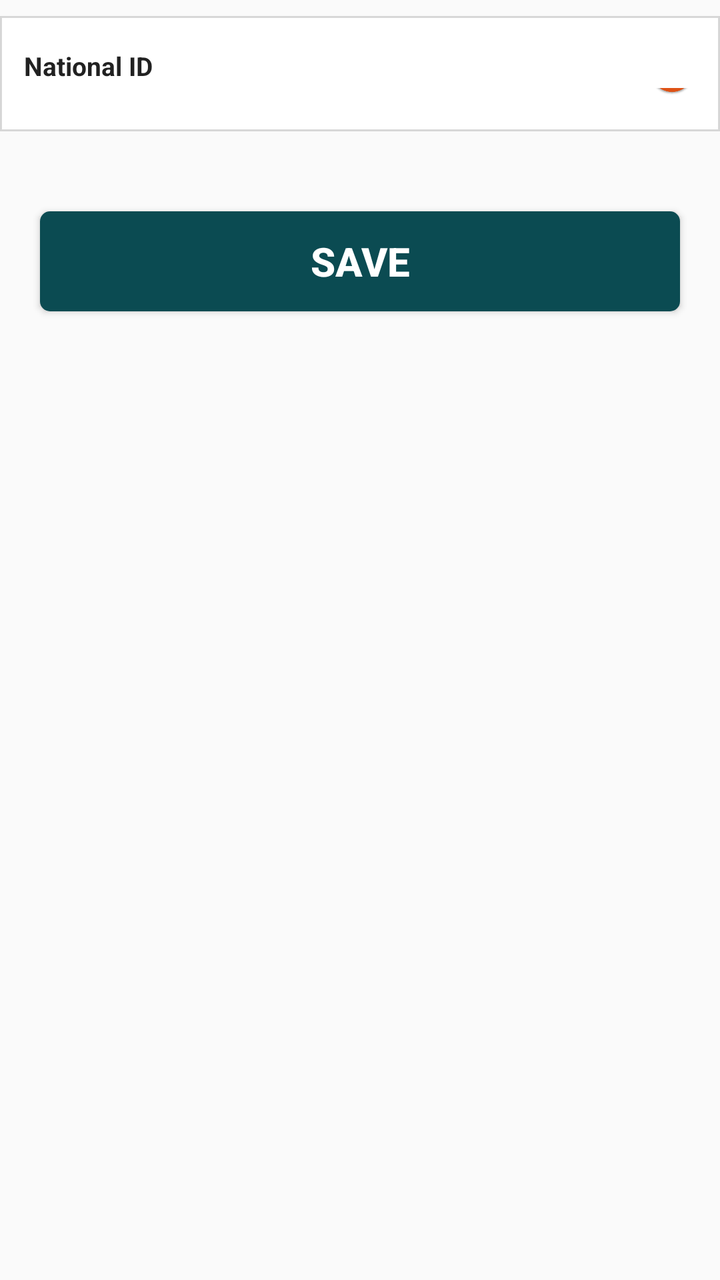
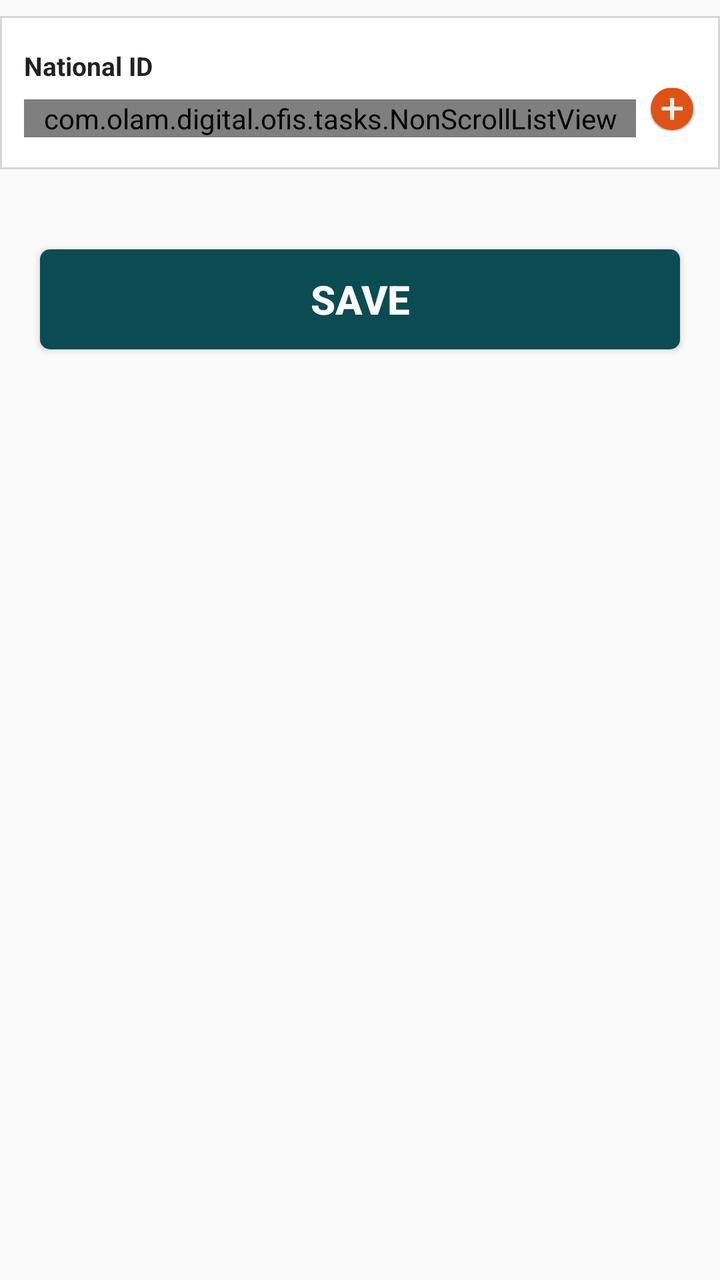

An Android layout rendered at two revisions. The XML below is the earlier revision; the diff shows what the commit changed to produce the second picture.
<!-- AndroidManifest.xml: application theme AppCompactTheme -->
<!-- res/layout/activity_add_nationalid.xml -->
<?xml version="1.0" encoding="utf-8"?>
<LinearLayout
    xmlns:android="http://schemas.android.com/apk/res/android"
    xmlns:tools="http://schemas.android.com/tools"
    android:layout_width="match_parent"
    android:layout_height="match_parent"
    android:orientation="vertical"
    android:background="@color/ofis_page_background"
    tools:context="com.olam.digital.ofis.AddFarmerActivity"
    tools:ignore="Overdraw">

    
    <LinearLayout
        android:layout_width="match_parent"
        android:layout_height="wrap_content"
        android:orientation="horizontal"
        android:paddingLeft="@dimen/ofis_large_pad"
        android:paddingRight="@dimen/ofis_large_pad"
        android:paddingBottom="@dimen/activity_vertical_margin"
        android:paddingTop="@dimen/activity_vertical_margin"
        android:background="@drawable/border_white_background"
        android:layout_marginTop="@dimen/ofis_med_pad"
        android:baselineAligned="false">

        <LinearLayout
            android:layout_width="0dp"
            android:layout_height="wrap_content"
            android:layout_weight="10.8"

            android:orientation="vertical">

            <TextView
                android:layout_width="match_parent"
                android:layout_height="wrap_content"
                android:textColor="@color/ofis_text_field"
                android:textSize="@dimen/ofis_small_text"
                android:text="@string/nationalid"
                android:textStyle="bold"
                android:layout_marginBottom="@dimen/ofis_med_pad"/>

            <LinearLayout
                android:layout_width="match_parent"
                android:layout_height="wrap_content"
                android:layout_weight="10.8"
                android:visibility="gone"
                android:orientation="horizontal">



                <LinearLayout
                    android:layout_width="105dp"
                    android:layout_height="wrap_content"
                    android:orientation="vertical">

                    <TextView
                        android:layout_width="match_parent"
                        android:layout_height="wrap_content"
                        android:textColor="@color/ofis_text_field"
                        android:textSize="@dimen/ofis_small_text"
                        android:text="@string/nationalid"
                        android:textStyle="bold"
                        android:layout_marginBottom="@dimen/ofis_med_pad"/>

                    <LinearLayout
                        android:layout_width="wrap_content"
                        android:layout_height="wrap_content"
                        android:orientation="horizontal">

                        <ImageButton
                            android:id="@+id/nationalidphoto"
                            android:layout_width="74dp"
                            android:tooltipText="@string/captureid"
                            android:layout_height="94dp"/>

                        <LinearLayout
                            android:layout_width="wrap_content"
                            android:layout_height="match_parent"
                            android:gravity="bottom|end">
                            <ImageButton
                                android:layout_width="@dimen/button_width_height"
                                android:layout_height="@dimen/button_width_height"
                                android:id="@+id/nidphotoActionButton"
                                android:contentDescription="@string/Camera"
                                android:src="@drawable/ic_actionbutton_camera"
                                android:layout_marginLeft="5dp"
                                android:adjustViewBounds="false"
                                android:background="@android:color/transparent"
                                android:scaleType="fitXY" />
                        </LinearLayout>
                    </LinearLayout>


                </LinearLayout>

                <LinearLayout
                    android:orientation="vertical"
                    android:layout_width="0dp"
                    android:layout_height="wrap_content"
                    android:layout_weight="3"
                    android:paddingTop="10dp"
                    android:paddingBottom="5dp">


                    <Spinner
                        android:layout_width="match_parent"
                        android:layout_height="wrap_content"
                        android:id="@+id/idtypespinner"
                        android:hint="@string/idtype"
                        android:layout_weight="1"
                        android:layout_marginLeft="5dp"
                        android:layout_marginRight="10dp"
                        android:layout_marginBottom="@dimen/ofis_input_field_bottom_margin"
                        android:layout_marginTop="@dimen/ofis_input_field_bottom_margin"
                        android:nextFocusDown="@+id/spinner_region" />

                    <EditText
                        android:layout_width="match_parent"
                        android:layout_height="wrap_content"
                        android:inputType="textCapWords"
                        android:id="@+id/nidnumber"
                        android:textSize="@dimen/ofis_input_field_text"
                        android:hint="@string/nationalidno"
                        android:layout_marginLeft="5dp"
                        android:layout_marginRight="10dp"
                        android:layout_marginBottom="@dimen/ofis_input_field_bottom_margin"
                        android:layout_marginTop="@dimen/ofis_input_field_bottom_margin"/>

                </LinearLayout>



            </LinearLayout>
            <LinearLayout
                android:layout_weight="10.8"
                android:layout_width="match_parent"
                android:layout_height="wrap_content"
                android:orientation="vertical"
                android:animateLayoutChanges="true"
                android:id="@+id/nationalids">

            </LinearLayout>
        </LinearLayout>
        <LinearLayout
            android:layout_width="30dp"
            android:layout_height="match_parent"
            android:orientation="vertical"
            android:paddingTop="@dimen/ofis_bottom_section_padding_vertical"
            android:layout_marginBottom="2dp"
            android:gravity="bottom|end">

            <ImageButton
                android:id="@+id/addnid"
                android:layout_width="@dimen/small_button_width_height"
                android:layout_height="@dimen/small_button_width_height"
                android:scaleType="fitXY"
                android:layout_gravity="right|center"
                android:background="@android:color/transparent"
                android:contentDescription="@string/Add"
                android:src="@drawable/ic_ofis_add" />

        </LinearLayout>
    </LinearLayout>

    <android.support.v7.widget.AppCompatButton
        android:id="@+id/save"
        android:layout_width="match_parent"
        android:layout_height="50dp"
        android:layout_alignParentBottom="true"
        android:layout_gravity="center"
        android:layout_marginLeft="20dp"
        android:layout_marginTop="40dp"
        android:layout_marginRight="20dp"
        android:layout_marginBottom="40dp"
        android:background="@drawable/btn_bg_add_child"
        android:gravity="center"
        android:text="@string/Save"
        android:textAllCaps="true"
        android:textColor="@color/ofis_base_font_white"
        android:textSize="20dp"
        android:textStyle="bold" />
</LinearLayout>
<!-- resources referenced by this layout -->
<resources>
  <color name="ofis_base_font_white">#ffffff</color>
  <color name="ofis_page_background">#fffafafa</color>
  <color name="ofis_text_field">#DE000000</color>
  <dimen name="activity_vertical_margin">16dp</dimen>
  <dimen name="button_width_height">28dp</dimen>
  <dimen name="ofis_bottom_section_padding_vertical">20dp</dimen>
  <dimen name="ofis_input_field_bottom_margin">10dp</dimen>
  <dimen name="ofis_input_field_text">14sp</dimen>
  <dimen name="ofis_large_pad">12dp</dimen>
  <dimen name="ofis_med_pad">8dp</dimen>
  <dimen name="ofis_small_text">13sp</dimen>
  <dimen name="small_button_width_height">24dp</dimen>
  <!-- drawable border_white_background (drawable) -->
  <?xml version="1.0" encoding="utf-8"?>
  <shape xmlns:android="http://schemas.android.com/apk/res/android" android:shape="rectangle">
      <solid android:color="@color/ofis_base_font_white" />
      <stroke
          android:width="1dip"
          android:color="@color/ofis_input_field_separator" />
  </shape>
  <!-- drawable btn_bg_add_child (drawable) -->
  <shape xmlns:android="http://schemas.android.com/apk/res/android"
      android:shape="rectangle">
      <solid android:color="#0B4B52" />
      <corners android:radius="5dp" />
  </shape>
  <!-- drawable ic_actionbutton_camera: png bitmap (drawable-hdpi, 5322 bytes) -->
  <!-- drawable ic_ofis_add: png bitmap (drawable-hdpi, 4378 bytes) -->
  <string name="Add">Add</string>
  <string name="Camera">Camera</string>
  <string name="Save">Save</string>
  <string name="captureid">Capture ID</string>
  <string name="idtype">ID Type</string>
  <string name="nationalid">National ID</string>
  <string name="nationalidno">National ID</string>
  <style name="AppCompactTheme" parent="Theme.AppCompat.Light">
          
          <item name="android:spinnerStyle">@android:style/Widget.Holo.Light.Spinner</item>
          <item name="android:spinnerItemStyle">@style/SpinnerItem</item>
          <item name="android:spinnerDropDownItemStyle">@style/SpinnerItem.DropDownItem</item>
          <item name="android:dropDownListViewStyle">@style/StandardSpinner</item>
          <item name="android:actionBarStyle">@style/AppTheme.ActionBarStyle</item>
      </style>
  <color name="ofis_input_field_separator">#26000000</color>
  <style name="SpinnerItem" parent="Widget.AppCompat.TextView.SpinnerItem">
          <item name="android:textColor">@color/ofis_base_font_white</item>
          <item name="android:textSize">@dimen/ofis_spinner_text</item>
      </style>
  <style name="SpinnerItem.DropDownItem" parent="Widget.AppCompat.Light.DropDownItem.Spinner">
          <item name="android:textColor">@color/ofis_text_field</item>
          <item name="android:background">@color/ofis_spinner_item_background</item>
      </style>
  <style name="StandardSpinner" parent="Widget.AppCompat.ListView.DropDown">
          <item name="android:dividerHeight">@dimen/ofis_spinner_itemseparator</item>
          <item name="android:divider">@color/ofis_spinner_divider</item>
      </style>
  <style name="AppTheme.ActionBarStyle" parent="Theme.AppCompat.Light">
          <item name="android:titleTextStyle">@style/AppTheme.ActionBar.TitleTextStyle</item>
      </style>
  <dimen name="ofis_spinner_text">14sp</dimen>
  <color name="ofis_spinner_item_background">@color/ofis_actionbar_background</color>
  <dimen name="ofis_spinner_itemseparator">1dp</dimen>
  <color name="ofis_spinner_divider">#ff333333</color>
  <style name="AppTheme.ActionBar.TitleTextStyle" parent="android:TextAppearance">
          <item name="android:textSize">@dimen/ofis_med_text</item>
      </style>
  <color name="ofis_actionbar_background">#dddddd</color>
  <dimen name="ofis_med_text">15sp</dimen>
</resources>

<!-- the commit's change to res/layout/activity_add_nationalid.xml (unified diff, before → after) -->
@@ -1,5 +1,5 @@
 <?xml version="1.0" encoding="utf-8"?>
-<LinearLayout
+<ScrollView
     xmlns:android="http://schemas.android.com/apk/res/android"
     xmlns:tools="http://schemas.android.com/tools"
     android:layout_width="match_parent"
@@ -9,6 +9,11 @@
     tools:context="com.olam.digital.ofis.AddFarmerActivity"
     tools:ignore="Overdraw">
 
+    <LinearLayout
+        android:layout_width="match_parent"
+        android:layout_height="match_parent"
+        android:orientation="vertical"
+        android:background="@color/ofis_page_background">
     
     <LinearLayout
         android:layout_width="match_parent"
@@ -38,107 +43,12 @@
                 android:textStyle="bold"
                 android:layout_marginBottom="@dimen/ofis_med_pad"/>
 
-            <LinearLayout
+
+            <com.olam.digital.ofis.tasks.NonScrollListView
+                android:layout_weight="10.8"
+                android:id="@+id/list_nationalids"
                 android:layout_width="match_parent"
-                android:layout_height="wrap_content"
-                android:layout_weight="10.8"
-                android:visibility="gone"
-                android:orientation="horizontal">
-
-
-
-                <LinearLayout
-                    android:layout_width="105dp"
-                    android:layout_height="wrap_content"
-                    android:orientation="vertical">
-
-                    <TextView
-                        android:layout_width="match_parent"
-                        android:layout_height="wrap_content"
-                        android:textColor="@color/ofis_text_field"
-                        android:textSize="@dimen/ofis_small_text"
-                        android:text="@string/nationalid"
-                        android:textStyle="bold"
-                        android:layout_marginBottom="@dimen/ofis_med_pad"/>
-
-                    <LinearLayout
-                        android:layout_width="wrap_content"
-                        android:layout_height="wrap_content"
-                        android:orientation="horizontal">
-
-                        <ImageButton
-                            android:id="@+id/nationalidphoto"
-                            android:layout_width="74dp"
-                            android:tooltipText="@string/captureid"
-                            android:layout_height="94dp"/>
-
-                        <LinearLayout
-                            android:layout_width="wrap_content"
-                            android:layout_height="match_parent"
-                            android:gravity="bottom|end">
-                            <ImageButton
-                                android:layout_width="@dimen/button_width_height"
-                                android:layout_height="@dimen/button_width_height"
-                                android:id="@+id/nidphotoActionButton"
-                                android:contentDescription="@string/Camera"
-                                android:src="@drawable/ic_actionbutton_camera"
-                                android:layout_marginLeft="5dp"
-                                android:adjustViewBounds="false"
-                                android:background="@android:color/transparent"
-                                android:scaleType="fitXY" />
-                        </LinearLayout>
-                    </LinearLayout>
-
-
-                </LinearLayout>
-
-                <LinearLayout
-                    android:orientation="vertical"
-                    android:layout_width="0dp"
-                    android:layout_height="wrap_content"
-                    android:layout_weight="3"
-                    android:paddingTop="10dp"
-                    android:paddingBottom="5dp">
-
-
-                    <Spinner
-                        android:layout_width="match_parent"
-                        android:layout_height="wrap_content"
-                        android:id="@+id/idtypespinner"
-                        android:hint="@string/idtype"
-                        android:layout_weight="1"
-                        android:layout_marginLeft="5dp"
-                        android:layout_marginRight="10dp"
-                        android:layout_marginBottom="@dimen/ofis_input_field_bottom_margin"
-                        android:layout_marginTop="@dimen/ofis_input_field_bottom_margin"
-                        android:nextFocusDown="@+id/spinner_region" />
-
-                    <EditText
-                        android:layout_width="match_parent"
-                        android:layout_height="wrap_content"
-                        android:inputType="textCapWords"
-                        android:id="@+id/nidnumber"
-                        android:textSize="@dimen/ofis_input_field_text"
-                        android:hint="@string/nationalidno"
-                        android:layout_marginLeft="5dp"
-                        android:layout_marginRight="10dp"
-                        android:layout_marginBottom="@dimen/ofis_input_field_bottom_margin"
-                        android:layout_marginTop="@dimen/ofis_input_field_bottom_margin"/>
-
-                </LinearLayout>
-
-
-
-            </LinearLayout>
-            <LinearLayout
-                android:layout_weight="10.8"
-                android:layout_width="match_parent"
-                android:layout_height="wrap_content"
-                android:orientation="vertical"
-                android:animateLayoutChanges="true"
-                android:id="@+id/nationalids">
-
-            </LinearLayout>
+                android:layout_height="wrap_content"/>
         </LinearLayout>
         <LinearLayout
             android:layout_width="30dp"
@@ -179,3 +89,4 @@
         android:textSize="20dp"
         android:textStyle="bold" />
 </LinearLayout>
+</ScrollView>
<!-- resource entries referenced after the edit -->
@@ -4,10 +4,7 @@
   <color name="ofis_page_background">#fffafafa</color>
   <color name="ofis_text_field">#DE000000</color>
   <dimen name="activity_vertical_margin">16dp</dimen>
-  <dimen name="button_width_height">28dp</dimen>
   <dimen name="ofis_bottom_section_padding_vertical">20dp</dimen>
-  <dimen name="ofis_input_field_bottom_margin">10dp</dimen>
-  <dimen name="ofis_input_field_text">14sp</dimen>
   <dimen name="ofis_large_pad">12dp</dimen>
   <dimen name="ofis_med_pad">8dp</dimen>
   <dimen name="ofis_small_text">13sp</dimen>
@@ -26,15 +23,10 @@
       <solid android:color="#0B4B52" />
       <corners android:radius="5dp" />
   </shape>
-  <!-- drawable ic_actionbutton_camera: png bitmap (drawable-hdpi, 5322 bytes) -->
   <!-- drawable ic_ofis_add: png bitmap (drawable-hdpi, 4378 bytes) -->
   <string name="Add">Add</string>
-  <string name="Camera">Camera</string>
   <string name="Save">Save</string>
-  <string name="captureid">Capture ID</string>
-  <string name="idtype">ID Type</string>
   <string name="nationalid">National ID</string>
-  <string name="nationalidno">National ID</string>
   <style name="AppCompactTheme" parent="Theme.AppCompat.Light">
           
           <item name="android:spinnerStyle">@android:style/Widget.Holo.Light.Spinner</item>
